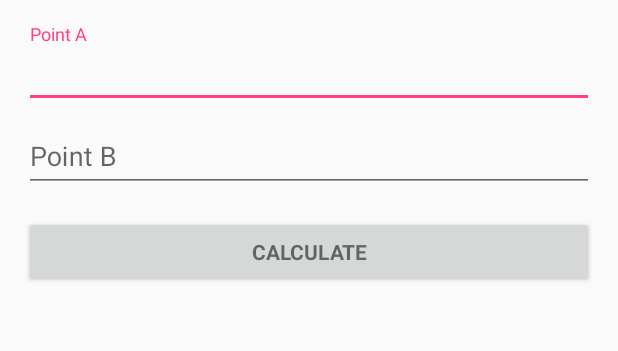
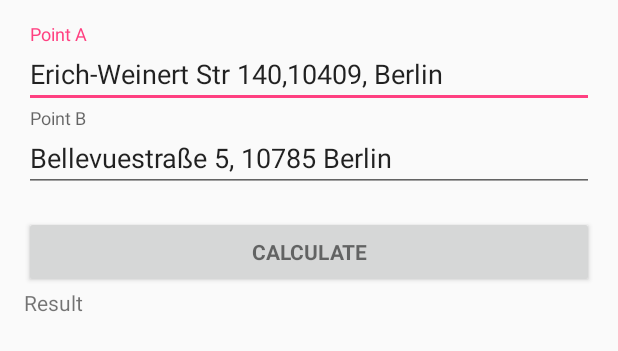
Before and after one commit to raychenon/distance-calculation, an Android app: the layout form_activity.xml on its own in the app's theme, with its tools: preview values and no code run, on a phone screen of 412 x 824 dp. Shown: the top 351 px of the screen. Run offline under Robolectric (Android 15) with nearby library versions, the phone set to English and light mode, and no system bars.

```diff
--- a/app/build.gradle
+++ b/app/build.gradle
@@ -28,6 +28,7 @@ dependencies {
     compile 'com.android.support:design:25.3.1'
 
     compile 'com.squareup.retrofit2:retrofit:2.3.0'
+    compile 'com.squareup.retrofit2:converter-gson:2.3.0'
     compile 'com.squareup.okhttp3:okhttp:3.6.0'     // compatible with React Native
 
     compile 'com.jakewharton:butterknife:8.6.0'
--- a/app/src/main/AndroidManifest.xml
+++ b/app/src/main/AndroidManifest.xml
@@ -1,6 +1,9 @@
 <?xml version="1.0" encoding="utf-8"?>
 <manifest xmlns:android="http://schemas.android.com/apk/res/android"
     package="com.raychenon.distancecalculation">
+
+    <!--for internet access -->
+    <uses-permission android:name="android.permission.INTERNET" />
 
     <application
         android:allowBackup="true"
--- a/app/src/main/res/layout/form_activity.xml
+++ b/app/src/main/res/layout/form_activity.xml
@@ -22,6 +22,7 @@
             android:layout_height="wrap_content"
             android:hint="@string/prompt_start"
             android:inputType="text"
+            android:text="Erich-Weinert Str 140,10409, Berlin"
             android:maxLines="1"
             android:singleLine="true" />
 
@@ -38,6 +39,7 @@
             android:hint="@string/prompt_end"
             android:imeOptions="actionUnspecified"
             android:inputType="text"
+            android:text="Bellevuestraße 5, 10785 Berlin"
             android:maxLines="1"
             android:singleLine="true" />
 
@@ -52,4 +54,11 @@
         android:text="@string/confirm"
         android:textStyle="bold" />
 
+    <TextView
+        android:id="@+id/distance_text"
+        android:layout_width="match_parent"
+        android:layout_height="wrap_content"
+        android:text="Result"
+        />
+
 </LinearLayout>
```
Also changed, not shown: app/src/main/java/com/raychenon/distancecalculation/FormActivity.java (+51 -1 lines), app/src/main/java/com/raychenon/distancecalculation/http/DistanceService.java (added, +39 -0 lines), app/src/main/java/com/raychenon/distancecalculation/http/GoogleMapsAPI.java (added, +26 -0 lines), app/src/main/java/com/raychenon/distancecalculation/http/response/DistanceMatrixResponse.java (added, +8 -0 lines).
